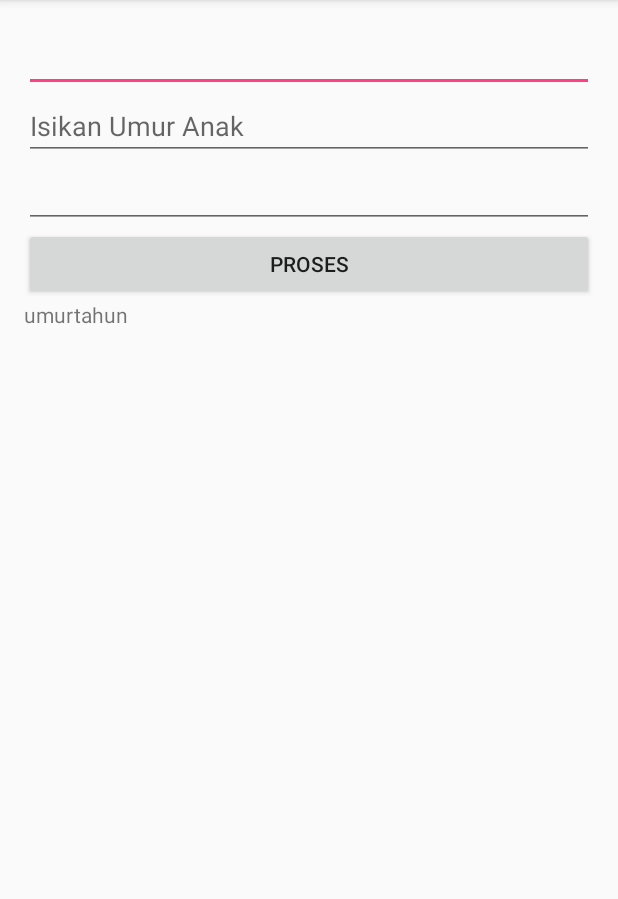
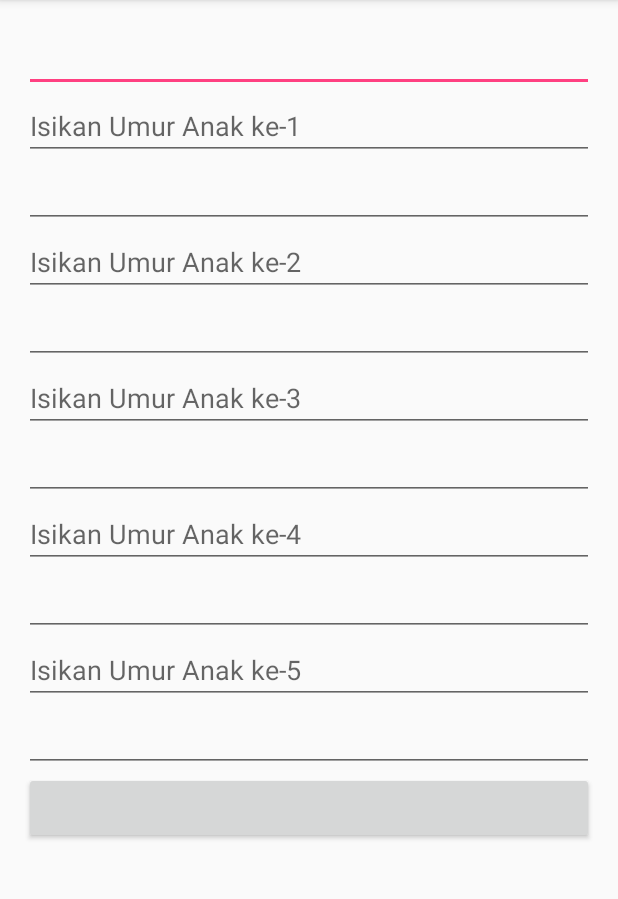
Before and after one commit to yeninurazizah/AdvancedWidget1, an Android app: the screen it shows after launch (MainActivity), after a tap on "PROSES", on a phone screen of 412 x 824 dp, the part 84-983 px from its top. Run offline under Robolectric (Android 15) with nearby library versions, the phone set to English and light mode, and no system bars.

Commit message:
Widget Programming Part 2

```diff
--- a/app/src/main/java/id/sch/smktelkom_mlg/learn/advancedwidget1/MainActivity.java
+++ b/app/src/main/java/id/sch/smktelkom_mlg/learn/advancedwidget1/MainActivity.java
@@ -16,14 +16,9 @@ public class MainActivity extends AppCompatActivity {
         super.onCreate(savedInstanceState);
         setContentView(R.layout.activity_main);
 
-        LinearLayout llmain = (LinearLayout) findViewById(R.id.linearLayoutMain);
-        final EditText etNama = new EditText(this);
-        llmain.addView(etNama);
-        etNama.setHint("Isikan Nama Anak");
-        final EditText etUmur = new EditText(this);
-        llmain.addView(etUmur);
-        etNama.setHint("Isikan Umur Anak");
-        etUmur.setInputType(InputType.TYPE_CLASS_NUMBER);
+        final LinearLayout llmain = (LinearLayout) findViewById(R.id.linearLayoutMain);
+
+        addEditText(llmain);
 
         Button bProses = new Button(this);
         bProses.setText("Proses");
@@ -34,12 +29,40 @@ public class MainActivity extends AppCompatActivity {
         bProses.setOnClickListener(new View.OnClickListener() {
             @Override
             public void onClick(View v) {
-                String nama = etNama.getText().toString();
-                String umur = etUmur.getText().toString();
-
-                tvHasil.setText(nama + "umur" + umur + "tahun");
+                doProses(llmain);
             }
         });
 
     }
+
+    private void doProses(LinearLayout llmain) {
+        String hasil = "";
+        for (int i = 0; i < 5; i++) {
+            EditText etNama = (EditText) llmain.getChildAt(i * 2);
+            EditText etUmur = (EditText) llmain.getChildAt((i * 2) + 1);
+
+            String nama = etNama.getText().toString().trim();
+            String umur = etUmur.getText().toString();
+
+            if (umur.isEmpty())
+                umur = "0";
+            if (!nama.isEmpty())
+                hasil += "Anak ke-" + (i + 1) + ": " + nama + "umur" + umur + "tahun\n";
+        }
+        TextView tvHasil = (TextView) llmain.getChildAt(11);
+        tvHasil.setText(hasil);
+    }
+
+    private void addEditText(LinearLayout llmain) {
+        for (int i = 1; i <= 5; i++) {
+            EditText etNama = new EditText(this);
+            llmain.addView(etNama);
+            etNama.setHint("Isikan Nama Anak ke-" + i);
+
+            EditText etUmur = new EditText(this);
+            llmain.addView(etUmur);
+            etNama.setHint("Isikan Umur Anak ke-" + i);
+            etUmur.setInputType(InputType.TYPE_CLASS_NUMBER);
+        }
+    }
 }
```
